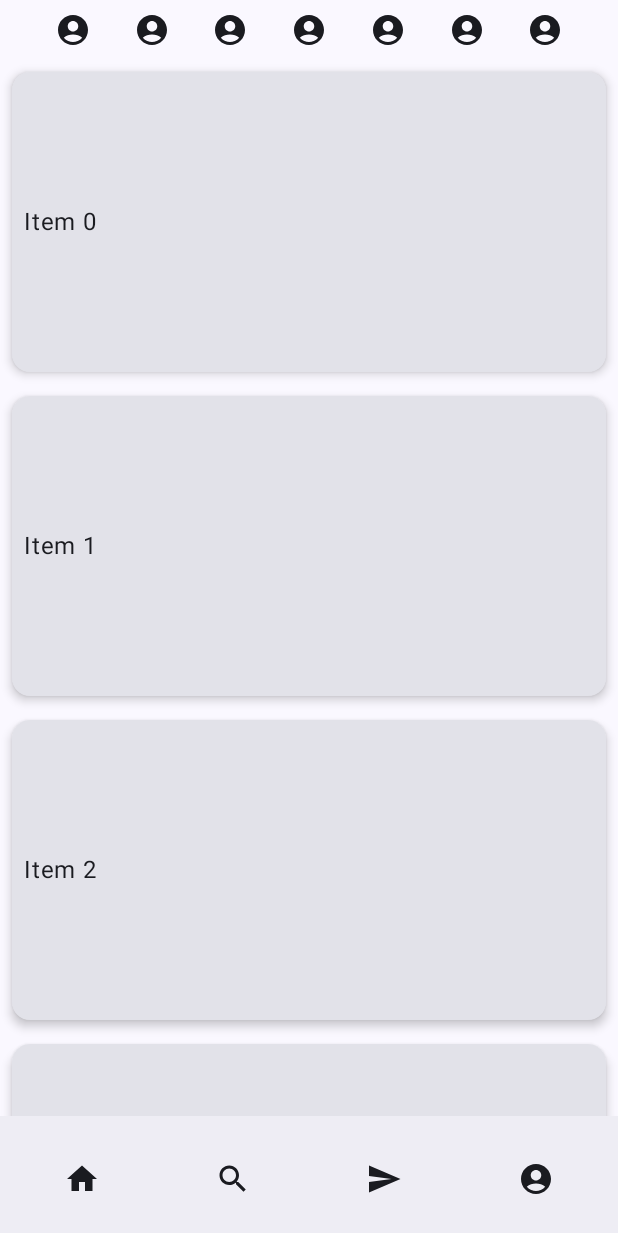
After one commit to dylowens/MovieClubOne, an Android app built with Jetpack Compose: the HomePage screen opened through its navigation route, on a phone screen of 412 x 824 dp. The commit adds this screen. Shown: the top 1233 px of the screen. Run offline under Robolectric (Android 15) with nearby library versions, the phone set to English and light mode, and no system bars.

Commit message:
First FirebaseLogin Update. Added HomePage and Firebase plugin dependencies

```diff
--- a/app/build.gradle.kts
+++ b/app/build.gradle.kts
@@ -1,6 +1,7 @@
 plugins {
     alias(libs.plugins.androidApplication)
     alias(libs.plugins.jetbrainsKotlinAndroid)
+    id("com.google.gms.google-services")
 }
 
 android {
@@ -51,6 +52,10 @@ android {
 
 dependencies {
 
+    implementation(platform("com.google.firebase:firebase-bom:32.7.4"))
+    implementation("com.google.firebase:firebase-analytics")
+    implementation("com.google.firebase:firebase-auth")
+    implementation("com.google.firebase:firebase-firestore")
     implementation(libs.androidx.core.ktx)
     implementation(libs.androidx.lifecycle.runtime.ktx)
     implementation(libs.androidx.activity.compose)
--- /dev/null
+++ b/app/src/main/java/com/example/movieclubone/HomePage.kt
@@ -0,0 +1,109 @@
+package com.example.movieclubone
+
+import androidx.compose.foundation.layout.*
+import androidx.compose.foundation.lazy.LazyColumn
+import androidx.compose.foundation.lazy.items
+import androidx.compose.material.icons.Icons
+import androidx.compose.material.icons.automirrored.filled.Send
+import androidx.compose.material.icons.filled.*
+import androidx.compose.material3.*
+import androidx.compose.runtime.Composable
+import androidx.compose.ui.Alignment
+import androidx.compose.ui.Modifier
+import androidx.compose.ui.tooling.preview.Preview
+import androidx.compose.ui.unit.dp
+import androidx.navigation.NavHostController
+import androidx.navigation.compose.rememberNavController
+
+@Composable
+fun HomePage(navController: NavHostController) {
+    Scaffold(
+        bottomBar = { BottomNavigationBar() }
+    ) { innerPadding ->
+        Column(modifier = Modifier.padding(innerPadding)) {
+            TopIconContainer()
+            MainContentFeed()
+        }
+    }
+}
+
+@Composable
+fun TopIconContainer() {
+    Row(
+        modifier = Modifier
+            .fillMaxWidth()
+            .padding(8.dp),
+        horizontalArrangement = Arrangement.SpaceEvenly
+    ) {
+        Icon(Icons.Default.AccountCircle, contentDescription = "Profile")
+        Icon(Icons.Default.AccountCircle, contentDescription = "Profile")
+        Icon(Icons.Default.AccountCircle, contentDescription = "Profile")
+        Icon(Icons.Default.AccountCircle, contentDescription = "Profile")
+        Icon(Icons.Default.AccountCircle, contentDescription = "Profile")
+        Icon(Icons.Default.AccountCircle, contentDescription = "Profile")
+        Icon(Icons.Default.AccountCircle, contentDescription = "Profile")
+    }
+}
+
+@Composable
+fun MainContentFeed() {
+    val items = List(20) { "Item $it" }
+    LazyColumn {
+        items(items) { item ->
+            Card(
+                modifier = Modifier
+                    .padding(8.dp)
+                    .fillMaxWidth(),
+                elevation = CardDefaults.cardElevation(4.dp)
+            ) {
+                Box(
+                    modifier = Modifier
+                        .height(200.dp)
+                        .padding(8.dp),
+                    contentAlignment = Alignment.Center
+                ) {
+                    Text(text = item)
+                }
+            }
+        }
+    }
+}
+
+@Composable
+fun BottomNavigationBar() {
+
+
+    BottomAppBar {
+        IconButton(
+            onClick = { /* Handle Home Click */ },
+            modifier = Modifier.weight(1f)
+        ) {
+            Icon(Icons.Default.Home, contentDescription = "Home")
+        }
+        IconButton(
+            onClick = { /* Handle Search Click */ },
+            modifier = Modifier.weight(1f)
+        ) {
+            Icon(Icons.Default.Search, contentDescription = "Search")
+        }
+        IconButton(
+            onClick = { /* Handle Chat Click */ },
+            modifier = Modifier.weight(1f)
+        ) {
+            Icon(Icons.AutoMirrored.Filled.Send, contentDescription = "Chat")
+        }
+        IconButton(
+            onClick = { /* Handle Profile Click */ },
+            modifier = Modifier.weight(1f)
+        ) {
+            Icon(Icons.Default.AccountCircle, contentDescription = "Profile")
+        }
+    }
+}
+
+@Preview(showBackground = true)
+@Composable
+fun DefaultPreview() {
+    val navController = rememberNavController()
+    HomePage(navController)
+}
--- a/app/src/main/java/com/example/movieclubone/MainActivity.kt
+++ b/app/src/main/java/com/example/movieclubone/MainActivity.kt
@@ -23,27 +23,9 @@ class MainActivity : ComponentActivity() {
         super.onCreate(savedInstanceState)
         setContent {
             MovieClubOneTheme {
-                val navController = rememberNavController()
-                NavHost(navController = navController, startDestination = "SignInCreateAccount"){
-                    composable("SignInCreateAccount"){
-                        SignInCreateAccount(navController)
-                    }
-                    composable("SignIn"){
-                        SignIn(navController)
-                    }
-                    composable("CreateClub"){
-                        CreateClub(navController)
-                    }
-                    composable("JoinClubID"){
-                        JoinClubID(navController)
-                    }
-                    composable("CreateAccount"){
-                        CreateAccount(navController)
-                    }
-                    composable("JoinClubCreateClub"){
-                        JoinClubCreateClub(navController)
-                    }
-                }
+                //Navigation Routing Composable
+                Navigation()
+
 
             }
         }
--- /dev/null
+++ b/app/src/main/java/com/example/movieclubone/Navigation.kt
@@ -0,0 +1,41 @@
+package com.example.movieclubone
+
+import JoinClubCreateClub
+import JoinClubID
+import androidx.compose.runtime.Composable
+import androidx.navigation.compose.NavHost
+import androidx.navigation.compose.composable
+import androidx.navigation.compose.rememberNavController
+import com.example.movieclubone.ui.login.CreateAccount
+import com.example.movieclubone.ui.login.CreateClub
+import com.example.movieclubone.ui.login.SignIn
+import com.example.movieclubone.ui.login.SignInCreateAccount
+
+
+@Composable
+fun Navigation() {
+    val navController = rememberNavController()
+    NavHost(navController = navController, startDestination = "SignInCreateAccount") {
+        composable("SignInCreateAccount") {
+            SignInCreateAccount(navController)
+        }
+        composable("SignIn") {
+            SignIn(navController)
+        }
+        composable("CreateClub") {
+            CreateClub(navController)
+        }
+        composable("JoinClubID") {
+            JoinClubID(navController)
+        }
+        composable("CreateAccount") {
+            CreateAccount(navController)
+        }
+        composable("JoinClubCreateClub") {
+            JoinClubCreateClub(navController)
+        }
+        composable("HomePage") {
+            HomePage(navController)
+        }
+    }
+}
--- a/app/src/main/java/com/example/movieclubone/ui/login/CreateClub.kt
+++ b/app/src/main/java/com/example/movieclubone/ui/login/CreateClub.kt
@@ -39,7 +39,7 @@ fun CreateClub(navController: NavHostController) {
 
         Button(
             onClick = {
-                Log.d("CreateClub", "Club Name: $clubName, Club ID: $clubId")
+                navController.navigate("HomePage")
                 // Here you can add the logic to handle club creation
             }
         ) {
--- a/app/src/main/java/com/example/movieclubone/ui/login/JoinClubID.kt
+++ b/app/src/main/java/com/example/movieclubone/ui/login/JoinClubID.kt
@@ -26,7 +26,7 @@ fun JoinClubID(navController: NavHostController) {
 
         Button(
             onClick = {
-                Log.d("JoinClubID", "Club ID: $clubId")},
+                navController.navigate("HomePage")},
                 // Here you can add the logic to handle club joining
             modifier = Modifier.padding(top = 8.dp)
         ) {
--- a/build.gradle.kts
+++ b/build.gradle.kts
@@ -2,4 +2,5 @@
 plugins {
     alias(libs.plugins.androidApplication) apply false
     alias(libs.plugins.jetbrainsKotlinAndroid) apply false
+    id("com.google.gms.google-services") version "4.4.1" apply false
 }
```
Also changed, not shown: 1 other file.
